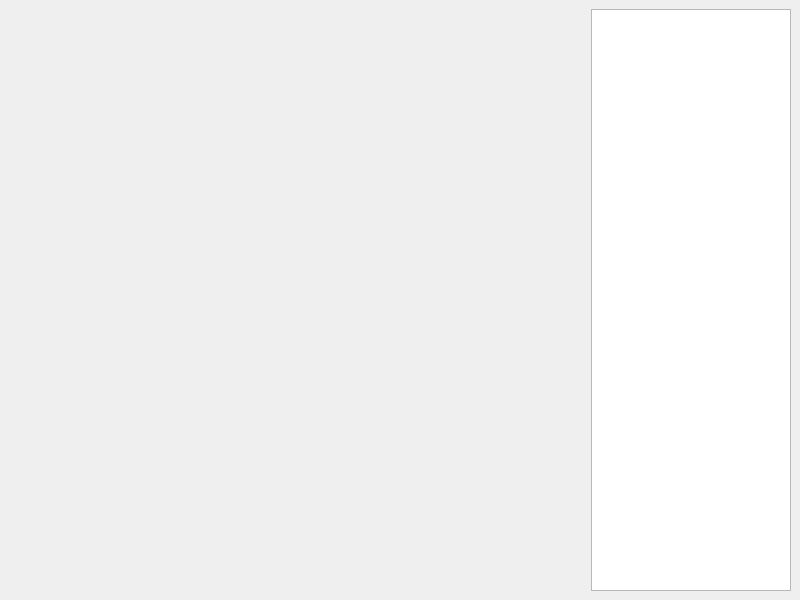
Old version of the form optima/pygui/window.ui in the repository optimamodel/optima.
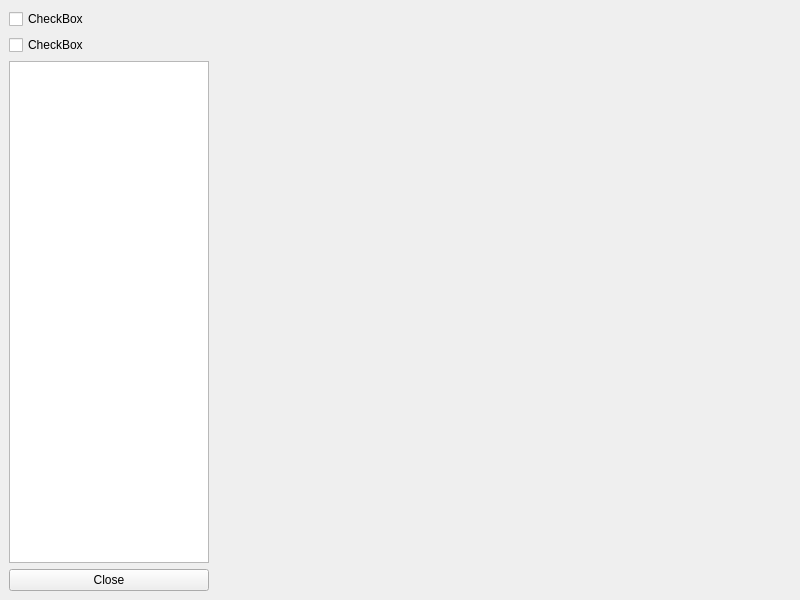
New version of the form.

Commit message: created template with actual components

The edit to the form file:
```diff
--- a/optima/pygui/window.ui
+++ b/optima/pygui/window.ui
@@ -15,7 +15,14 @@
   </property>
   <widget class="QWidget" name="centralwidget">
    <layout class="QGridLayout" name="gridLayout">
-    <item row="0" column="1">
+    <item row="1" column="2">
+     <widget class="QCheckBox" name="checkBox_2">
+      <property name="text">
+       <string>CheckBox</string>
+      </property>
+     </widget>
+    </item>
+    <item row="2" column="2">
      <widget class="QListWidget" name="mplfigs">
       <property name="sizePolicy">
        <sizepolicy hsizetype="Minimum" vsizetype="Expanding">
@@ -31,7 +38,21 @@
       </property>
      </widget>
     </item>
-    <item row="0" column="0">
+    <item row="3" column="2">
+     <widget class="QPushButton" name="pushButton">
+      <property name="text">
+       <string>Close</string>
+      </property>
+     </widget>
+    </item>
+    <item row="0" column="2">
+     <widget class="QCheckBox" name="checkBox">
+      <property name="text">
+       <string>CheckBox</string>
+      </property>
+     </widget>
+    </item>
+    <item row="1" column="3">
      <widget class="QWidget" name="mplwindow" native="true">
       <property name="sizePolicy">
        <sizepolicy hsizetype="Preferred" vsizetype="Preferred">
```
The commit also changes 2 other files.
